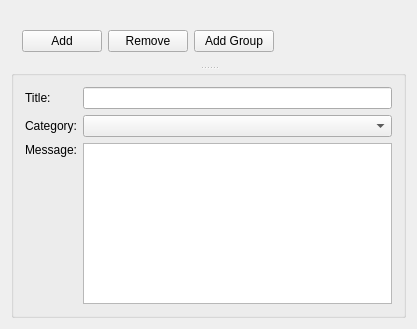
Above: kopete/config/status/statusconfig_manager.ui from KDE/kopete before the change. Below: the same form after it.
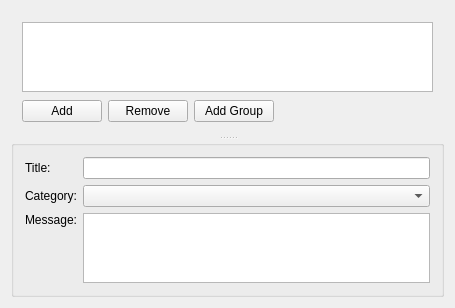
That is the form after the change. Custom widgets are drawn as their Qt base class.

Commit message: Make status tree view bigger and detail smaller.

Patch:
```diff
--- a/kopete/config/status/statusconfig_manager.ui
+++ b/kopete/config/status/statusconfig_manager.ui
@@ -6,25 +6,34 @@
    <rect>
     <x>0</x>
     <y>0</y>
-    <width>417</width>
-    <height>329</height>
+    <width>455</width>
+    <height>287</height>
    </rect>
   </property>
-  <layout class="QVBoxLayout" >
+  <layout class="QVBoxLayout" name="verticalLayout_2" >
    <item>
     <widget class="QSplitter" name="splitter" >
      <property name="orientation" >
       <enum>Qt::Vertical</enum>
      </property>
-     <widget class="QWidget" name="layoutWidget" >
-      <layout class="QVBoxLayout" >
+     <widget class="QWidget" native="1" name="widget" >
+      <property name="sizePolicy" >
+       <sizepolicy vsizetype="Preferred" hsizetype="Preferred" >
+        <horstretch>0</horstretch>
+        <verstretch>2</verstretch>
+       </sizepolicy>
+      </property>
+      <layout class="QVBoxLayout" name="verticalLayout" >
        <item>
-        <widget class="QWidget" native="1" name="statusViewWidget" >
-         <property name="sizePolicy" >
-          <sizepolicy vsizetype="Expanding" hsizetype="Expanding" >
-           <horstretch>0</horstretch>
-           <verstretch>0</verstretch>
-          </sizepolicy>
+        <widget class="StatusTreeView" name="statusView" >
+         <property name="dragDropMode" >
+          <enum>QAbstractItemView::InternalMove</enum>
+         </property>
+         <property name="alternatingRowColors" >
+          <bool>true</bool>
+         </property>
+         <property name="headerHidden" >
+          <bool>true</bool>
          </property>
         </widget>
        </item>
@@ -72,7 +81,7 @@
       <property name="sizePolicy" >
        <sizepolicy vsizetype="Preferred" hsizetype="Preferred" >
         <horstretch>0</horstretch>
-        <verstretch>0</verstretch>
+        <verstretch>1</verstretch>
        </sizepolicy>
       </property>
       <property name="title" >
@@ -81,7 +90,20 @@
       <property name="flat" >
        <bool>false</bool>
       </property>
-      <layout class="QGridLayout" >
+      <layout class="QGridLayout" name="gridLayout" >
+       <item row="3" column="0" >
+        <spacer>
+         <property name="orientation" >
+          <enum>Qt::Vertical</enum>
+         </property>
+         <property name="sizeHint" stdset="0" >
+          <size>
+           <width>20</width>
+           <height>20</height>
+          </size>
+         </property>
+        </spacer>
+       </item>
        <item row="0" column="0" >
         <widget class="QLabel" name="label" >
          <property name="text" >
@@ -119,27 +141,7 @@
         </widget>
        </item>
        <item rowspan="2" row="2" column="1" >
-        <widget class="QTextEdit" name="teStatusMessage" >
-         <property name="sizePolicy" >
-          <sizepolicy vsizetype="Expanding" hsizetype="Expanding" >
-           <horstretch>0</horstretch>
-           <verstretch>0</verstretch>
-          </sizepolicy>
-         </property>
-        </widget>
-       </item>
-       <item row="3" column="0" >
-        <spacer>
-         <property name="orientation" >
-          <enum>Qt::Vertical</enum>
-         </property>
-         <property name="sizeHint" >
-          <size>
-           <width>20</width>
-           <height>40</height>
-          </size>
-         </property>
-        </spacer>
+        <widget class="QTextEdit" name="teStatusMessage" />
        </item>
       </layout>
      </widget>
@@ -149,6 +151,13 @@
  </widget>
  <layoutdefault spacing="6" margin="11" />
  <pixmapfunction>qPixmapFromMimeSource</pixmapfunction>
+ <customwidgets>
+  <customwidget>
+   <class>StatusTreeView</class>
+   <extends>QTreeView</extends>
+   <header>statustreeview.h</header>
+  </customwidget>
+ </customwidgets>
  <tabstops>
   <tabstop>pbAddStatus</tabstop>
   <tabstop>pbRemove</tabstop>
```
Left out of the diff: 4 changed lines with no effect on the pictures. The commit also changes 2 other files.
